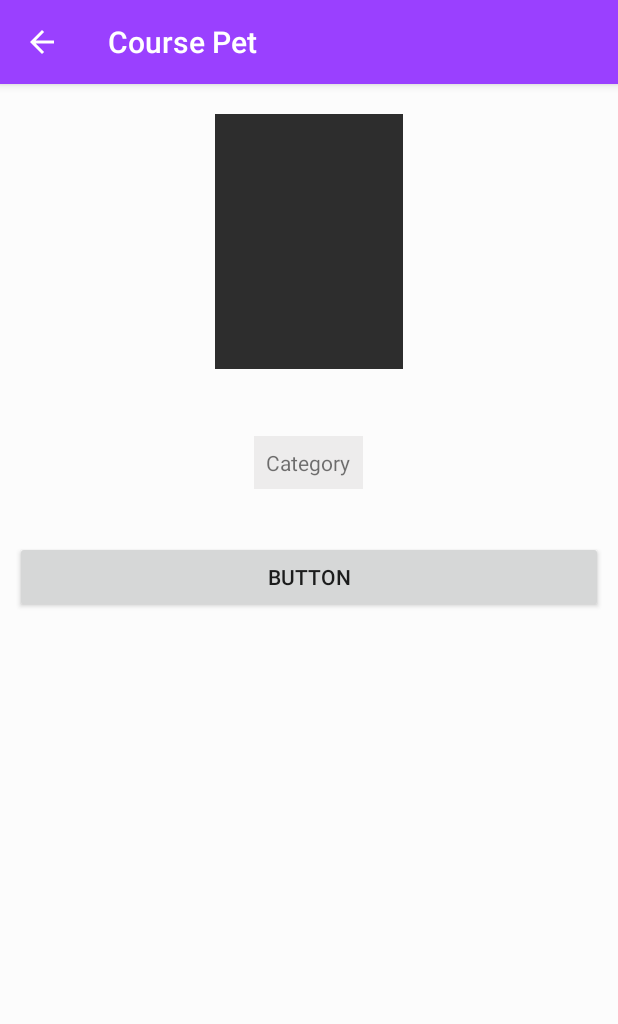
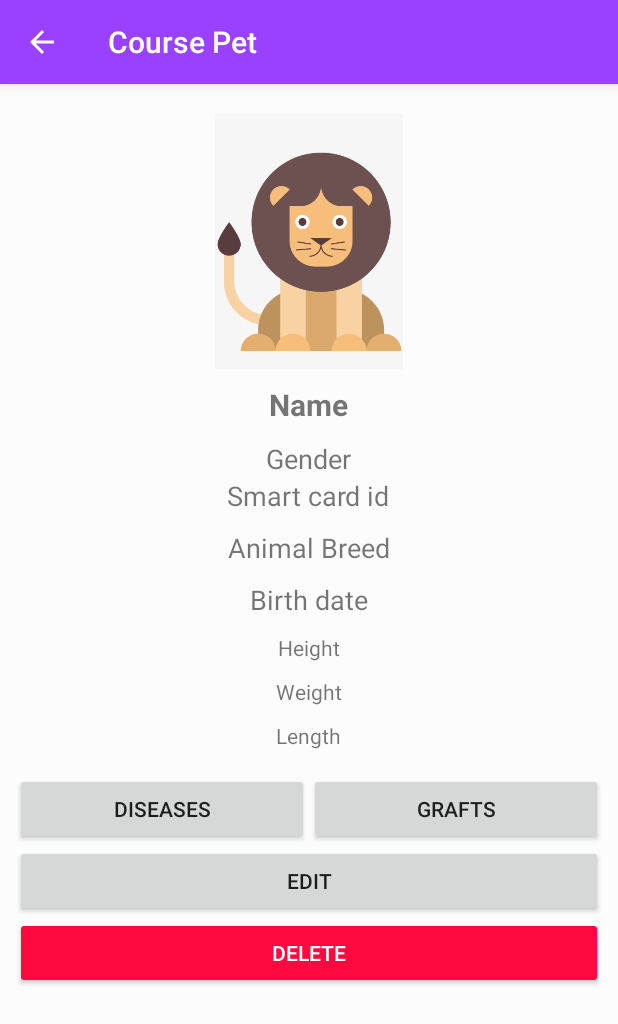
Before and after one commit to StanislavDanylenko/coursePetAndroid, an Android app: the AnimalViewActivity screen opened directly, with no data from a screen before it, on a phone screen of 412 x 824 dp. Shown: the top 1024 px of the screen. Run offline under Robolectric (Android 15) with nearby library versions, the phone set to English and light mode, and no system bars; 8 statements that could not run were skipped.

Commit message:
config animal view activity

```diff
--- a/app/src/main/AndroidManifest.xml
+++ b/app/src/main/AndroidManifest.xml
@@ -44,7 +44,7 @@
             </intent-filter>
         </activity>
         <activity
-            android:name=".activity.BookActivity"
+            android:name=".activity.AnimalViewActivity"
             android:parentActivityName=".activity.MainActivity" />
     </application>
 
--- a/app/src/main/java/stanisalv/danylenko/coursepet/activity/BookActivity.java
+++ b/app/src/main/java/stanisalv/danylenko/coursepet/activity/AnimalViewActivity.java
@@ -8,39 +8,66 @@ import android.support.v7.app.AlertDialog;
 import android.support.v7.app.AppCompatActivity;
 import android.view.LayoutInflater;
 import android.view.View;
+import android.widget.Button;
 import android.widget.ImageView;
 import android.widget.TextView;
 import android.widget.Toast;
 
+import java.text.SimpleDateFormat;
+
 import stanisalv.danylenko.coursepet.R;
+import stanisalv.danylenko.coursepet.entity.Animal;
 
-public class BookActivity extends AppCompatActivity {
+public class AnimalViewActivity extends AppCompatActivity {
 
-    private TextView tvtitle,tvdescription,tvcategory;
     private ImageView img;
+
+    private TextView name;
+    private TextView gender;
+    private TextView smartCardId;
+    private TextView breed;
+    private TextView birthDate;
+    private TextView height;
+    private TextView weight;
+    private TextView length;
+
     private Context context;
+    private Animal animal;
 
     @Override
     protected void onCreate(Bundle savedInstanceState) {
         super.onCreate(savedInstanceState);
         setContentView(R.layout.activity_view_animal);
 
-        tvtitle = (TextView) findViewById(R.id.txttitle);
-        tvdescription = (TextView) findViewById(R.id.txtDesc);
-        tvcategory = (TextView) findViewById(R.id.txtCat);
-        img = (ImageView) findViewById(R.id.bookthumbnail);
+        img = (ImageView) findViewById(R.id.animal_image);
+
+        name = (TextView) findViewById(R.id.animal_name);
+        gender = (TextView) findViewById(R.id.animal_gender);
+        smartCardId = (TextView) findViewById(R.id.animal_smart_c_id);
+        breed = (TextView) findViewById(R.id.animal_breed);
+        birthDate = (TextView) findViewById(R.id.animal_birth_date);
+        height = (TextView) findViewById(R.id.animal_height);
+        length = (TextView) findViewById(R.id.animal_length);
+        weight = (TextView) findViewById(R.id.animal_weight);
 
         // Recieve data
         Intent intent = getIntent();
-        String Title = intent.getExtras().getString("Title");
-        String Description = intent.getExtras().getString("Description");
-        int image = intent.getExtras().getInt("Thumbnail") ;
+        animal = (Animal)intent.getSerializableExtra("Animal");
+
 
         // Setting values
+        img.setImageResource(R.drawable.logo);
 
-        tvtitle.setText(Title);
-        tvdescription.setText(Description);
-        img.setImageResource(image);
+        name.setText(animal.getName());
+        gender.setText(animal.getGender().name());
+        smartCardId.setText("Smart card ID: " + animal.getSmartCardId());
+        breed.setText("Breed: " + animal.getAnimalsBreed().getName());
+        height.setText("Height: " + animal.getHeight().toString());
+        length.setText("Length: " + animal.getLength().toString());
+        weight.setText("Weight: " + animal.getWeight().toString());
+
+        SimpleDateFormat dateFormatter = new SimpleDateFormat("yyyy-MM-dd");
+        birthDate.setText(dateFormatter.format(animal.getBirthDate()));
 
         context = this;
     }
@@ -72,4 +99,8 @@ public class BookActivity extends AppCompatActivity {
         AlertDialog alert = alertDialogBuilder.create();
         alert.show();
     }
+
+    public void deleteAnimal(View view) {
+
+    }
 }
--- a/app/src/main/java/stanisalv/danylenko/coursepet/activity/AlertBuilder.java
+++ b/app/src/main/java/stanisalv/danylenko/coursepet/alert/AlertBuilder.java
@@ -1,4 +1,4 @@
-package stanisalv.danylenko.coursepet.activity;
+package stanisalv.danylenko.coursepet.alert;
 
 import android.content.Context;
 import android.support.v7.app.AlertDialog;
@@ -6,7 +6,6 @@ import android.view.View;
 
 public class AlertBuilder {
 
-
     public AlertDialog.Builder getBuilder(final Context context, View view) {
         return null;
     }
--- a/app/src/main/res/layout/activity_view_animal.xml
+++ b/app/src/main/res/layout/activity_view_animal.xml
@@ -4,7 +4,7 @@
     xmlns:tools="http://schemas.android.com/tools"
     android:layout_width="match_parent"
     android:layout_height="match_parent"
-    tools:context=".Book_Activity"
+    tools:context=".activity.AnimalViewActivity"
     android:background="#fcfcfc">
 
     <android.support.v4.widget.NestedScrollView
@@ -23,41 +23,106 @@
                 android:layout_width="125dp"
                 android:layout_height="170dp"
                 android:background="#2d2d2d"
-                android:id="@+id/bookthumbnail"
+                android:id="@+id/animal_image"
                 android:scaleType="centerCrop"/>
 
             <TextView
-                android:id="@+id/txttitle"
+                android:id="@+id/animal_name"
                 android:layout_width="wrap_content"
                 android:layout_height="wrap_content"
-                android:text="Book Title"
+                android:text="Name"
                 android:layout_marginTop="10dp"
-                android:textSize="18sp"
+                android:textSize="20sp"
                 android:textStyle="bold"/>
 
             <TextView
-                android:id="@+id/txtCat"
+                android:id="@+id/animal_gender"
+                android:textSize="18sp"
                 android:layout_width="wrap_content"
                 android:layout_height="wrap_content"
-                android:text="Category"
-                android:background="#edecec"
-                android:padding="8dp"
+                android:text="Gender"
                 android:layout_marginTop="10dp"/>
 
             <TextView
-                android:id="@+id/txtDesc"
+                android:id="@+id/animal_smart_c_id"
+                android:textSize="18sp"
+                android:layout_width="wrap_content"
+                android:layout_height="wrap_content"
+                android:text="Smart card id"/>
+
+            <TextView
+                android:id="@+id/animal_breed"
+                android:textSize="18sp"
+                android:layout_width="wrap_content"
+                android:layout_height="wrap_content"
+                android:text="Animal Breed"
+                android:layout_marginTop="10dp"/>
+
+            <TextView
+                android:id="@+id/animal_birth_date"
                 android:textSize="18sp"
                 android:layout_marginTop="10dp"
                 android:layout_width="wrap_content"
                 android:layout_height="wrap_content"
-                android:text="Description"/>
+                android:text="Birth date"/>
+
+            <TextView
+                android:id="@+id/animal_height"
+                android:layout_marginTop="10dp"
+                android:layout_width="wrap_content"
+                android:layout_height="wrap_content"
+                android:text="Height"/>
+
+            <TextView
+                android:id="@+id/animal_weight"
+                android:layout_marginTop="10dp"
+                android:layout_width="wrap_content"
+                android:layout_height="wrap_content"
+                android:text="Weight"/>
+
+            <TextView
+                android:id="@+id/animal_length"
+                android:layout_marginTop="10dp"
+                android:layout_width="wrap_content"
+                android:layout_height="wrap_content"
+                android:text="Length"
+                android:layout_marginBottom="15sp"/>
+
+            <LinearLayout
+                android:layout_width="match_parent"
+                android:layout_height="wrap_content" >
+
+                <Button
+                    android:id="@+id/animal_disease"
+                    android:layout_width="0dp"
+                    android:layout_weight="1"
+                    android:layout_height="wrap_content"
+                    android:text="Diseases" />
+
+                <Button
+                    android:id="@+id/animal_graft"
+                    android:layout_width="0dp"
+                    android:layout_weight="1"
+                    android:layout_height="wrap_content"
+                    android:text="Grafts" />
+
+            </LinearLayout>
 
             <Button
-                android:id="@+id/button"
+                android:id="@+id/edit_animal_button"
                 android:layout_width="match_parent"
                 android:layout_height="wrap_content"
                 android:onClick="getAlert"
-                android:text="Button" />
+                android:text="Edit" />
+
+            <Button
+                android:id="@+id/delete_animal_button"
+                android:layout_width="match_parent"
+                android:layout_height="wrap_content"
+                android:onClick="deleteAnimal"
+                android:text="Delete"
+                android:textColor="@color/white"
+                app:backgroundTint="@color/delete"/>
 
 
         </LinearLayout>
--- a/app/src/main/res/layout/cardveiw_item_animal.xml
+++ b/app/src/main/res/layout/cardveiw_item_animal.xml
@@ -15,14 +15,14 @@
         android:layout_height="match_parent">
 
         <ImageView
-            android:id="@+id/book_img_id"
+            android:id="@+id/animal_img_id"
             android:layout_width="match_parent"
             android:layout_height="160dp"
             android:scaleType="centerCrop"
             android:background="#2d2d2d"/>
 
         <TextView
-            android:id="@+id/book_title_id"
+            android:id="@+id/animal_name_id"
             android:textColor="#2d2d2d"
             android:textSize="13sp"
             android:gravity="center"
--- a/app/src/main/res/values/colors.xml
+++ b/app/src/main/res/values/colors.xml
@@ -1,6 +1,8 @@
 <?xml version="1.0" encoding="utf-8"?>
 <resources>
     <color name="colorPrimary">#9A40FF</color>
-    <color name="colorPrimaryDark">#6F0EE2</color>
+    <color name="colorPrimaryDark">#843ADD</color>
     <color name="colorAccent">#255FFF</color>
+    <color name="white">#FFFFFF</color>
+    <color name="delete">#FF0940</color>
 </resources>
```
Also changed, not shown: app/src/main/java/stanisalv/danylenko/coursepet/activity/Book.java (deleted, +0 -53 lines), app/src/main/java/stanisalv/danylenko/coursepet/activity/MainActivity.java (+3 -22 lines), app/src/main/java/stanisalv/danylenko/coursepet/adapter/RecyclerViewAdapter.java (+9 -13 lines).
